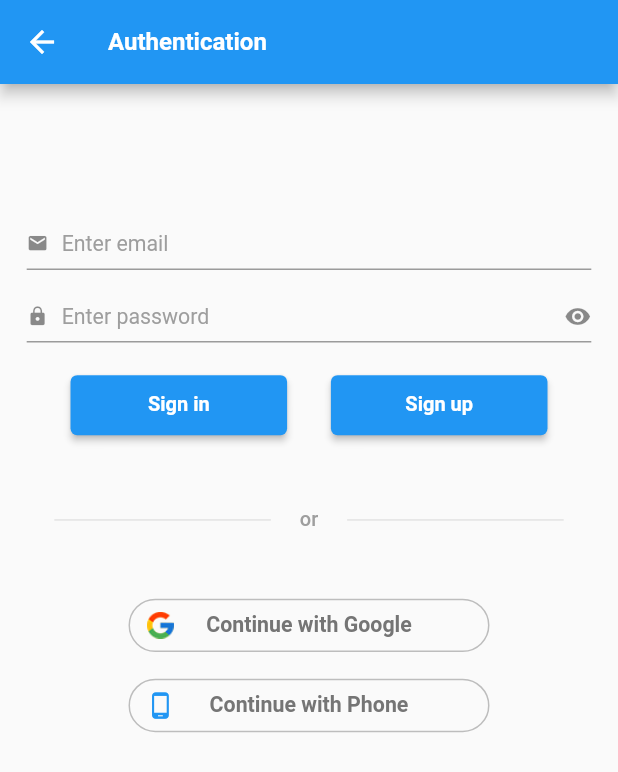
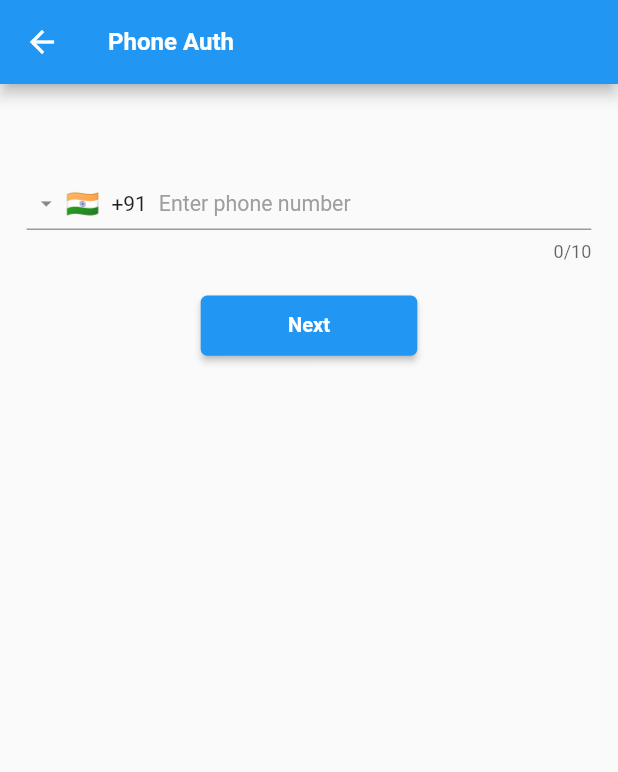
Before and after one commit to hemantbeast/FlutterSamples, a Flutter app: the AuthenticationPage screen opened by its route, after a tap on "Continue with Phone", on a phone screen of 412 x 824 dp. Shown: the top 772 px of the screen. Run offline on Flutter 3.47's test engine with Material 2 defaults, Android fonts, the phone set to English and light mode, and no system bars; drawn by our look-alikes of intl_phone_field; our stand-ins replace dartz, email_validator, firebase_analytics, firebase_auth, firebase_core, firebase_crashlytics and 11 more; accounts and stored records are empty.

Commit message:
Implement firebase phone authentication
Signed-off-by: Hemant Sharma <hemantbeast@gmail.com>

```diff
--- /dev/null
+++ b/lib/providers/phone/phone_state.dart
@@ -0,0 +1,28 @@
+import 'package:dartz/dartz.dart';
+import 'package:firebase_auth/firebase_auth.dart';
+import 'package:freezed_annotation/freezed_annotation.dart';
+
+part 'phone_state.freezed.dart';
+
+@freezed
+class PhoneState with _$PhoneState {
+  const factory PhoneState({
+    required String phoneNumber,
+    required bool isCodeSent,
+    required String smsCode,
+    required Option<Either<String, User?>> failureOrSuccess
+  }) = _PhoneState;
+
+  factory PhoneState.initial() => PhoneState(phoneNumber: '', isCodeSent: false, smsCode: '', failureOrSuccess: none());
+}
+
+@freezed
+class PhoneEvent with _$PhoneEvent {
+  const factory PhoneEvent.numberChanged({required String phoneNumber}) = PhoneNumberChanged;
+
+  const factory PhoneEvent.smsCodeChanged({required String smsCode}) = SMSCodeChanged;
+
+  const factory PhoneEvent.codeSent() = CodeSent;
+
+  const factory PhoneEvent.authenticate() = Authenticate;
+}
--- a/lib/routes/app_router.dart
+++ b/lib/routes/app_router.dart
@@ -3,6 +3,7 @@ import 'package:firebase_sample/providers/authentication/user_info_page.dart';
 import 'package:firebase_sample/routes/routes.dart';
 import 'package:firebase_sample/ui/analytics/analytics_page.dart';
 import 'package:firebase_sample/ui/authentication/authentication_page.dart';
+import 'package:firebase_sample/ui/authentication/phone_page.dart';
 import 'package:firebase_sample/ui/authentication/register_page.dart';
 import 'package:firebase_sample/ui/index_page.dart';
 import 'package:flutter/material.dart';
@@ -44,6 +45,11 @@ class AppRouter {
             builder: (context) => const RegisterPage(),
             settings: const RouteSettings(name: Routes.register)
         );
+      case Routes.phone:
+        return MaterialPageRoute<dynamic>(
+            builder: (context) => const PhonePage(),
+            settings: const RouteSettings(name: Routes.phone)
+        );
       default:
         return _errorRoute();
     }
@@ -66,8 +72,8 @@ class AppRouter {
     return navigatorKey.currentState!.pushNamed(routeName, arguments: args);
   }
 
-  static Future<dynamic> pushNamedAndRemoveUntil(String routeName, {dynamic args}) {
-    return navigatorKey.currentState!.pushNamedAndRemoveUntil(routeName, (route) => false, arguments: args);
+  static Future<dynamic> pushNamedAndRemoveUntil(String routeName, String untilRoute, {dynamic args}) {
+    return navigatorKey.currentState!.pushNamedAndRemoveUntil(routeName, ModalRoute.withName(untilRoute), arguments: args);
   }
 
   static Future<dynamic> pushReplacement(String routeName) {
--- a/lib/routes/routes.dart
+++ b/lib/routes/routes.dart
@@ -13,4 +13,6 @@ class Routes {
   static const String userInfo = '/userInfo';
 
   static const String register = '/register';
+
+  static const String phone = '/phone';
 }
--- a/lib/styles/app_styles.dart
+++ b/lib/styles/app_styles.dart
@@ -5,12 +5,13 @@ class AppStyles {
   static ButtonStyle elevatedButtonStyle({
     required BuildContext context,
     double? width,
-    double? height
+    double? height,
+    bool? isDisable
   }) {
     height ??= 45.h;
 
     return ElevatedButton.styleFrom(
-        primary: Colors.blue,
+        primary: isDisable != null && isDisable ? Colors.grey : Colors.blue,
         fixedSize: width != null ? Size(width, height) : Size(double.infinity, height),
         shape: RoundedRectangleBorder(
           borderRadius: BorderRadius.circular(5.r),
--- a/lib/ui/authentication/authentication_page.dart
+++ b/lib/ui/authentication/authentication_page.dart
@@ -194,7 +194,7 @@ class _AuthenticationPageState extends ConsumerState<AuthenticationPage> {
                       ],
                     ),
                   ),
-                  onTap: () {},
+                  onTap: () => AppRouter.pushNamed(Routes.phone),
                 ),
               )
             ],
--- /dev/null
+++ b/lib/ui/authentication/phone_page.dart
@@ -0,0 +1,193 @@
+import 'package:firebase_sample/providers/phone/phone_provider.dart';
+import 'package:firebase_sample/providers/phone/phone_state.dart';
+import 'package:firebase_sample/routes/app_router.dart';
+import 'package:firebase_sample/routes/routes.dart';
+import 'package:firebase_sample/styles/app_styles.dart';
+import 'package:firebase_sample/widgets/app_widgets.dart';
+import 'package:flutter/material.dart';
+import 'package:flutter_hooks/flutter_hooks.dart';
+import 'package:flutter_screenutil/flutter_screenutil.dart';
+import 'package:fluttertoast/fluttertoast.dart';
+import 'package:hooks_riverpod/hooks_riverpod.dart';
+import 'package:intl_phone_field/intl_phone_field.dart';
+import 'package:pinput/pinput.dart';
+
+class PhonePage extends HookConsumerWidget {
+  const PhonePage({
+    Key? key,
+  }) : super(key: key);
+
+  @override
+  Widget build(BuildContext context, WidgetRef ref) {
+    var controller = useTextEditingController();
+    var focusNode = useFocusNode();
+
+    var state = ref.watch(phoneProvider);
+    var event = ref.watch(phoneProvider.notifier);
+    listenCallbacks(ref);
+
+    return Scaffold(
+      appBar: AppWidgets.appBar('Phone Auth'),
+      body: Padding(
+        padding: EdgeInsets.all(20.r),
+        child: Column(
+          mainAxisAlignment: MainAxisAlignment.start,
+          crossAxisAlignment: CrossAxisAlignment.stretch,
+          children: [
+            const RSizedBox(
+              height: 50,
+            ),
+            IntlPhoneField(
+              onChanged: (value) => event.mapEvents(PhoneEvent.numberChanged(phoneNumber: value.completeNumber)),
+              keyboardType: TextInputType.phone,
+              initialCountryCode: 'IN',
+              decoration: inputDecoration(
+                  'Enter phone number',
+                  icon: Icon(Icons.phone_android, size: 15.w)
+              ),
+            ),
+            const RSizedBox(
+              height: 20,
+            ),
+            Align(
+              alignment: Alignment.center,
+              child: ElevatedButton(
+                onPressed: () {
+                  FocusScope.of(context).unfocus();
+
+                  if (state.phoneNumber.isNotEmpty) {
+                    event.mapEvents(const PhoneEvent.codeSent());
+                  }
+                },
+                style: AppStyles.elevatedButtonStyle(
+                  context: context,
+                  width: 150.w,
+                  isDisable: state.isCodeSent
+                ),
+                child: const Text('Next')
+              ),
+            ),
+            const RSizedBox(
+              height: 70,
+            ),
+            Visibility(
+              visible: state.isCodeSent,
+              child: Column(
+                mainAxisAlignment: MainAxisAlignment.start,
+                crossAxisAlignment: CrossAxisAlignment.stretch,
+                children: [
+                  Text(
+                    'Enter verification code below',
+                    textAlign: TextAlign.center,
+                    style: TextStyle(
+                        color: Colors.grey,
+                        fontSize: 15.sp
+                    ),
+                  ),
+                  const RSizedBox(
+                    height: 15,
+                  ),
+                  Center(
+                    child: Pinput(
+                      length: 6,
+                      onChanged: (value) => event.mapEvents(PhoneEvent.smsCodeChanged(smsCode: value)),
+                      pinAnimationType: PinAnimationType.fade,
+                      controller: controller,
+                      focusNode: focusNode,
+                      defaultPinTheme: pinTheme(),
+                      focusedPinTheme: pinTheme(borderColor: Colors.blue),
+                    ),
+                  ),
+                  const RSizedBox(
+                    height: 15,
+                  ),
+                  Align(
+                    alignment: Alignment.center,
+                    child: ElevatedButton(
+                        onPressed: () {
+                          FocusScope.of(context).unfocus();
+
+                          if (state.smsCode.length == 6) {
+                            event.mapEvents(const PhoneEvent.authenticate());
+                          }
+                        },
+                        style: AppStyles.elevatedButtonStyle(
+                            context: context,
+                            width: 150.w,
+                            isDisable: state.smsCode.length != 6
+                        ),
+                        child: const Text('Login')
+                    ),
+                  )
+                ],
+              ),
+            ),
+          ],
+        ),
+      ),
+    );
+  }
+
+  InputDecoration inputDecoration(String text, {Widget? icon, Widget? suffixIcon}) {
+    return InputDecoration(
+        isDense: true,
+        hintText: text,
+        hintStyle: TextStyle(color: Colors.grey, fontSize: 16.sp, fontWeight: FontWeight.w400),
+        prefixIcon: Padding(
+          padding: EdgeInsets.only(right: 10.r),
+          child: icon,
+        ),
+        prefixIconConstraints: BoxConstraints(minHeight: 2.h, minWidth: 2.w),
+        suffixIcon: suffixIcon,
+        suffixIconConstraints: BoxConstraints(minHeight: 2.h, minWidth: 2.w)
+    );
+  }
+
+  PinTheme pinTheme({Color? borderColor}) {
+    return PinTheme(
+      width: 45.w,
+      height: 45.h,
+      textStyle: TextStyle(
+          color: Colors.black,
+          fontSize: 16.sp
+      ),
+      decoration: BoxDecoration(
+          color: Colors.grey.shade200,
+          borderRadius: BorderRadius.circular(8.r),
+          border: Border.all(color: borderColor ?? Colors.transparent)
+      )
+    );
+  }
+
+  Column cursorView({required Color color}) {
+    return Column(
+      mainAxisAlignment: MainAxisAlignment.end,
+      children: [
+        Container(
+          width: 40.w,
+          height: 3.h,
+          decoration: BoxDecoration(
+            color: color,
+            borderRadius: BorderRadius.circular(8.r),
+          ),
+        ),
+      ],
+    );
+  }
+
+  listenCallbacks(WidgetRef ref) {
+    ref.listen<PhoneState>(phoneProvider, (previous, next) {
+      next.failureOrSuccess.fold(() {}, (a) => a.fold(
+            (message) => Fluttertoast.showToast(msg: message, toastLength: Toast.LENGTH_SHORT),
+            (user) {
+              if (user != null) {
+                Fluttertoast.showToast(msg: 'Logged in successfully', toastLength: Toast.LENGTH_SHORT);
+                AppRouter.popAndPushNamed(Routes.userInfo, args: user);
+              } else {
+                Fluttertoast.showToast(msg: 'Failed to login', toastLength: Toast.LENGTH_SHORT);
+              }
+            }
+        ));
+    });
+  }
+}
--- a/pubspec.yaml
+++ b/pubspec.yaml
@@ -50,6 +50,8 @@ dependencies:
   intl: ^0.17.0
   email_validator: ^2.1.17
   google_sign_in: ^5.4.1
+  intl_phone_field: ^3.1.0
+  pinput: ^2.2.12
 
 dev_dependencies:
   flutter_test:
```
Also changed, not shown: lib/providers/phone/phone_provider.dart (added, +73 -0 lines), lib/providers/phone/phone_state.freezed.dart (added), pubspec.lock.
